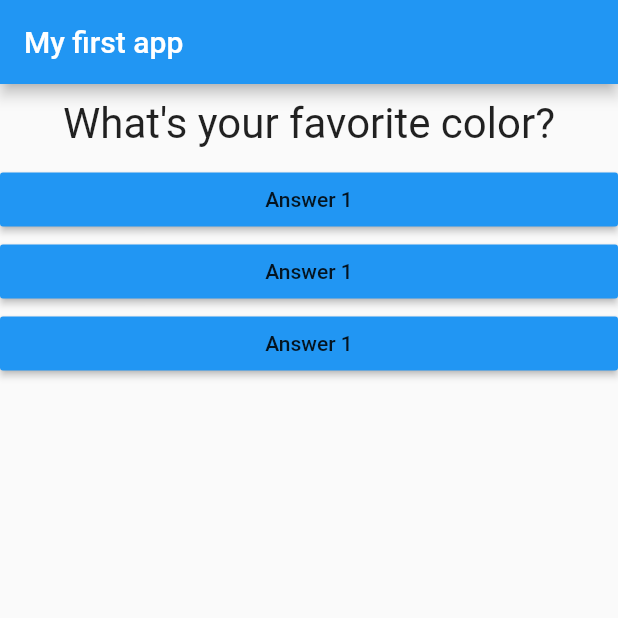
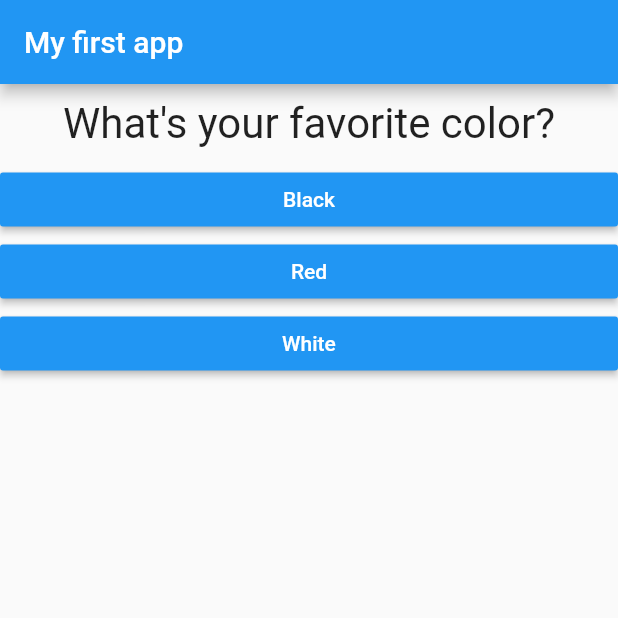
Before and after one commit to PatrickNiyogitare28/30-Days-of-flutter, a Flutter app: the screen it shows after launch, on a phone screen of 412 x 824 dp, the top half of it. Run offline on Flutter 3.47's test engine with Material 2 defaults, Android fonts, the phone set to English and light mode, and no system bars.

Commit message:
chore: added mapping #flutter-starter-guid

```diff
--- a/flutter_starter_guide/lib/answer.dart
+++ b/flutter_starter_guide/lib/answer.dart
@@ -2,14 +2,16 @@ import 'package:flutter/material.dart';
 
 class Answer extends StatelessWidget {
   final Function selectHandler;
-  Answer(this.selectHandler);
+  final String answerText;
+  Answer(this.selectHandler, this.answerText);
   @override
   Widget build(BuildContext context) {
     return Container(
       width: double.infinity,
       child: RaisedButton(
+        textColor: Colors.white ,
         color: Colors.blue,
-        child: Text('Answer 1'),
+        child: Text(answerText),
         onPressed: selectHandler,
       ),
     );
--- a/flutter_starter_guide/lib/main.dart
+++ b/flutter_starter_guide/lib/main.dart
@@ -2,27 +2,36 @@ import 'package:flutter/material.dart';
 
 import './question.dart';
 import './answer.dart';
+
 void main() => runApp(MyApp());
 var questions = [
-  'What\'s your favorite color?',
-  'What\'s your favorite animal'
+  {
+    'questionText': 'What\'s your favorite color?',
+    'answers': ['Black', 'Red', 'White']
+  },
+  {
+    'questionText': 'What\'s your favorite animal',
+    'answers': ['Snake', 'Lion', 'Cat']
+  },
+  {
+    'questionText': 'What\'s your favorit Instructor',
+    'answers': ['Max', 'Mosh', 'Minko']
+  },
 ];
 
-
-
-class MyApp extends StatefulWidget{
+class MyApp extends StatefulWidget {
   @override
   State<StatefulWidget> createState() {
-     return _MyAppState();
+    return _MyAppState();
   }
 }
 
 class _MyAppState extends State<MyApp> {
   var _questionIndex = 0;
-  void _answerQuestion(){
+  void _answerQuestion() {
     setState(() {
-    _questionIndex = _questionIndex + 1;
-   });
+      _questionIndex = _questionIndex + 1;
+    });
     print(_questionIndex);
   }
 
@@ -35,10 +44,11 @@ class _MyAppState extends State<MyApp> {
         ),
         body: Column(
           children: [
-           Question(questions[_questionIndex]),
-            Answer(_answerQuestion),
-            Answer(_answerQuestion),
-            Answer(_answerQuestion),
+            Question(questions[_questionIndex]['questionText']),
+            ...(questions[_questionIndex]['answers'] as List<String>)
+                .map((answer) {
+              return Answer(_answerQuestion, answer);
+            }).toList()
           ],
         ),
       ),
```
